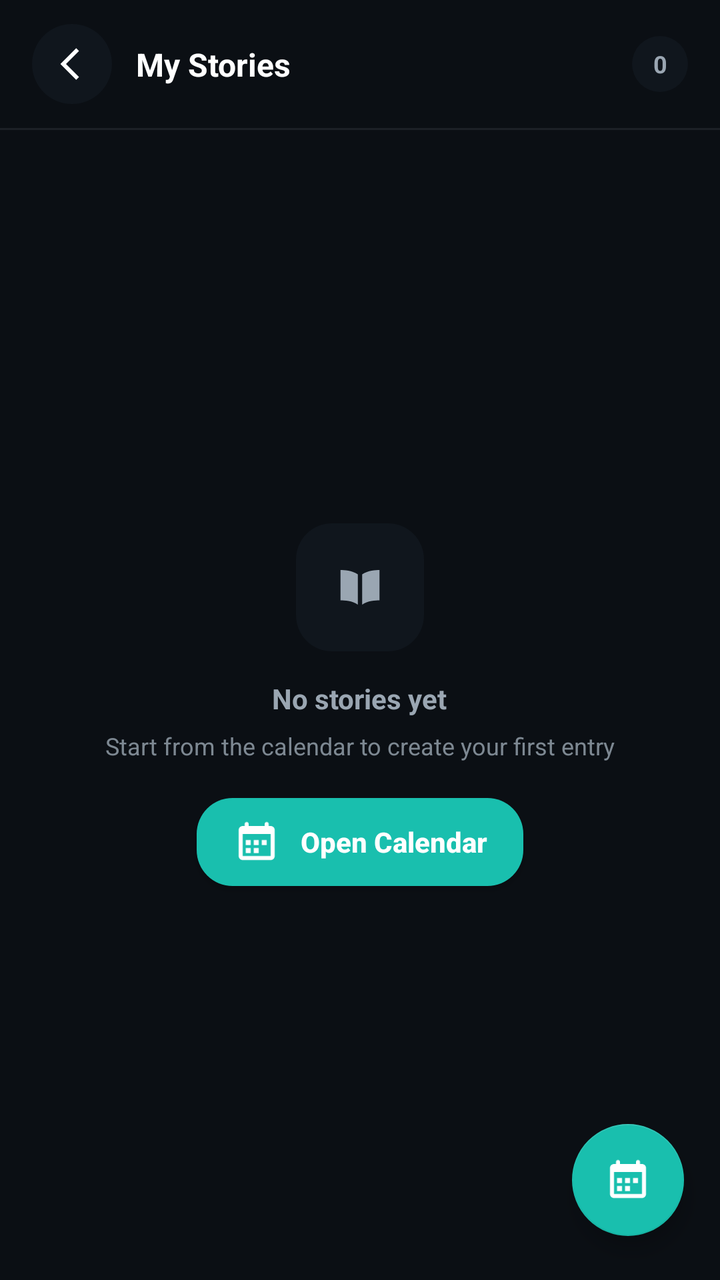
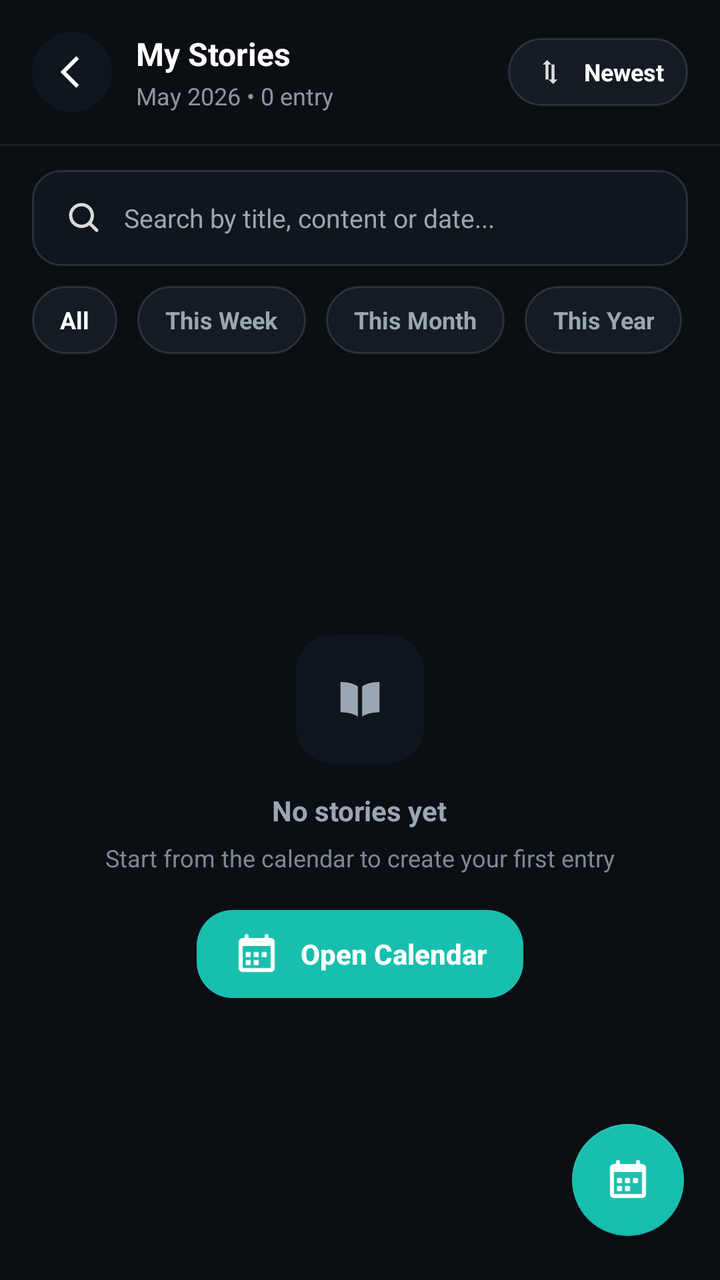

Before-and-after screenshots of an Android layout around one commit, followed by the original layout XML and the change that was made.
<!-- AndroidManifest.xml: application theme Theme.AppCompat.NoActionBar -->
<!-- res/layout/activity_stories_list.xml -->
<?xml version="1.0" encoding="utf-8"?>
<FrameLayout xmlns:android="http://schemas.android.com/apk/res/android"
    xmlns:app="http://schemas.android.com/apk/res-auto"
    android:layout_width="match_parent"
    android:layout_height="match_parent"
    android:background="@color/menu_bg">

    <androidx.constraintlayout.widget.ConstraintLayout
        android:layout_width="match_parent"
        android:layout_height="match_parent">

        
        <androidx.constraintlayout.widget.ConstraintLayout
            android:id="@+id/topBar"
            android:layout_width="0dp"
            android:layout_height="64dp"
            android:paddingStart="16dp"
            android:paddingEnd="16dp"
            app:layout_constraintTop_toTopOf="parent"
            app:layout_constraintStart_toStartOf="parent"
            app:layout_constraintEnd_toEndOf="parent">

            <ImageButton
                android:id="@+id/backButton"
                android:layout_width="40dp"
                android:layout_height="40dp"
                android:background="@drawable/bg_story_back_circle"
                android:contentDescription="Back"
                android:scaleType="center"
                android:src="@drawable/ic_chevron_left_simple"
                android:tint="@color/menu_text_primary"
                app:layout_constraintStart_toStartOf="parent"
                app:layout_constraintTop_toTopOf="parent"
                app:layout_constraintBottom_toBottomOf="parent" />

            <TextView
                android:id="@+id/titleText"
                android:layout_width="0dp"
                android:layout_height="wrap_content"
                android:layout_marginStart="12dp"
                android:text="My Stories"
                android:textColor="@color/menu_text_primary"
                android:textSize="16sp"
                android:textStyle="bold"
                app:layout_constraintStart_toEndOf="@+id/backButton"
                app:layout_constraintEnd_toStartOf="@+id/countBadge"
                app:layout_constraintTop_toTopOf="parent"
                app:layout_constraintBottom_toBottomOf="parent" />

            <TextView
                android:id="@+id/countBadge"
                android:layout_width="28dp"
                android:layout_height="28dp"
                android:background="@drawable/bg_stories_badge"
                android:gravity="center"
                android:text="0"
                android:textColor="@color/menu_text_secondary"
                android:textSize="12sp"
                android:textStyle="bold"
                app:layout_constraintEnd_toEndOf="parent"
                app:layout_constraintTop_toTopOf="parent"
                app:layout_constraintBottom_toBottomOf="parent" />

        </androidx.constraintlayout.widget.ConstraintLayout>

        <View
            android:id="@+id/topDivider"
            android:layout_width="0dp"
            android:layout_height="1dp"
            android:alpha="0.12"
            android:background="@color/menu_text_secondary"
            app:layout_constraintTop_toBottomOf="@+id/topBar"
            app:layout_constraintStart_toStartOf="parent"
            app:layout_constraintEnd_toEndOf="parent" />

        
        <ListView
            android:id="@+id/storiesListView"
            android:layout_width="0dp"
            android:layout_height="0dp"
            android:layout_marginTop="12dp"
            android:divider="@android:color/transparent"
            android:dividerHeight="8dp"
            android:paddingStart="16dp"
            android:paddingEnd="16dp"
            android:clipToPadding="false"
            android:visibility="gone"
            app:layout_constraintTop_toBottomOf="@+id/topDivider"
            app:layout_constraintBottom_toBottomOf="parent"
            app:layout_constraintStart_toStartOf="parent"
            app:layout_constraintEnd_toEndOf="parent" />

        
        <LinearLayout
            android:id="@+id/emptyStateContainer"
            android:layout_width="0dp"
            android:layout_height="0dp"
            android:orientation="vertical"
            android:gravity="center"
            android:paddingStart="22dp"
            android:paddingEnd="22dp"
            app:layout_constraintTop_toBottomOf="@+id/topDivider"
            app:layout_constraintBottom_toBottomOf="parent"
            app:layout_constraintStart_toStartOf="parent"
            app:layout_constraintEnd_toEndOf="parent">

            <FrameLayout
                android:layout_width="64dp"
                android:layout_height="64dp"
                android:background="@drawable/bg_stories_empty_tile">

                <ImageView
                    android:layout_width="26dp"
                    android:layout_height="26dp"
                    android:layout_gravity="center"
                    android:src="@drawable/ic_book_simple"
                    android:tint="@color/menu_text_secondary"
                    android:contentDescription="Empty" />
            </FrameLayout>

            <TextView
                android:layout_width="wrap_content"
                android:layout_height="wrap_content"
                android:layout_marginTop="14dp"
                android:text="No stories yet"
                android:textColor="@color/menu_text_secondary"
                android:textSize="14sp"
                android:textStyle="bold" />

            <TextView
                android:layout_width="wrap_content"
                android:layout_height="wrap_content"
                android:layout_marginTop="6dp"
                android:text="Start from the calendar to create your first entry"
                android:textColor="@color/menu_text_secondary"
                android:textSize="12sp"
                android:alpha="0.8" />

            <Button
                android:id="@+id/openCalendarButton"
                android:layout_width="wrap_content"
                android:layout_height="44dp"
                android:layout_marginTop="18dp"
                android:background="@drawable/bg_story_save_pill"
                android:text="Open Calendar"
                android:textAllCaps="false"
                android:textStyle="bold"
                android:textSize="14sp"
                android:textColor="@color/menu_text_primary"
                android:paddingStart="18dp"
                android:paddingEnd="18dp"
                android:drawableStart="@drawable/ic_calendar_simple"
                android:drawablePadding="10dp" />

        </LinearLayout>

        <com.google.android.material.floatingactionbutton.FloatingActionButton
            android:id="@+id/calendarFab"
            android:layout_width="wrap_content"
            android:layout_height="wrap_content"
            android:layout_marginEnd="18dp"
            android:layout_marginBottom="22dp"
            android:contentDescription="Open Calendar"
            app:srcCompat="@drawable/ic_calendar_simple"
            app:backgroundTint="@color/menu_teal"
            app:tint="@color/menu_text_primary"
            app:layout_constraintEnd_toEndOf="parent"
            app:layout_constraintBottom_toBottomOf="parent" />

    </androidx.constraintlayout.widget.ConstraintLayout>

</FrameLayout>
<!-- resources referenced by this layout -->
<resources>
  <color name="menu_bg">#FF0B0F14</color>
  <color name="menu_teal">#FF19BFAE</color>
  <color name="menu_text_primary">#FFFFFFFF</color>
  <color name="menu_text_secondary">#FF9AA6B2</color>
  <!-- drawable bg_stories_badge (drawable) -->
  <?xml version="1.0" encoding="utf-8"?>
  <shape xmlns:android="http://schemas.android.com/apk/res/android" android:shape="oval">
      <solid android:color="@color/menu_surface_alt" />
  </shape>
  <!-- drawable bg_stories_empty_tile (drawable) -->
  <?xml version="1.0" encoding="utf-8"?>
  <shape xmlns:android="http://schemas.android.com/apk/res/android" android:shape="rectangle">
      <solid android:color="@color/menu_surface_alt" />
      <corners android:radius="18dp" />
  </shape>
  <!-- drawable bg_story_back_circle (drawable) -->
  <?xml version="1.0" encoding="utf-8"?>
  <shape xmlns:android="http://schemas.android.com/apk/res/android" android:shape="oval">
      <solid android:color="@color/menu_surface_alt" />
  </shape>
  <!-- drawable bg_story_save_pill (drawable) -->
  <?xml version="1.0" encoding="utf-8"?>
  <shape xmlns:android="http://schemas.android.com/apk/res/android" android:shape="rectangle">
      <solid android:color="@color/menu_teal" />
      <corners android:radius="18dp" />
  </shape>
  <color name="menu_surface_alt">#FF10161D</color>
  <!-- unchanged entries left out for length: 3 -->
</resources>

<!-- the commit's change to res/layout/activity_stories_list.xml (unified diff, before → after) -->
@@ -13,7 +13,7 @@
         <androidx.constraintlayout.widget.ConstraintLayout
             android:id="@+id/topBar"
             android:layout_width="0dp"
-            android:layout_height="64dp"
+            android:layout_height="72dp"
             android:paddingStart="16dp"
             android:paddingEnd="16dp"
             app:layout_constraintTop_toTopOf="parent"
@@ -33,28 +33,50 @@
                 app:layout_constraintTop_toTopOf="parent"
                 app:layout_constraintBottom_toBottomOf="parent" />
 
-            <TextView
-                android:id="@+id/titleText"
+            <LinearLayout
+                android:id="@+id/titleBlock"
                 android:layout_width="0dp"
                 android:layout_height="wrap_content"
                 android:layout_marginStart="12dp"
-                android:text="My Stories"
+                android:orientation="vertical"
+                app:layout_constraintStart_toEndOf="@+id/backButton"
+                app:layout_constraintEnd_toStartOf="@+id/sortButton"
+                app:layout_constraintTop_toTopOf="parent"
+                app:layout_constraintBottom_toBottomOf="parent">
+
+                <TextView
+                    android:id="@+id/titleText"
+                    android:layout_width="wrap_content"
+                    android:layout_height="wrap_content"
+                    android:text="My Stories"
+                    android:textColor="@color/menu_text_primary"
+                    android:textSize="16sp"
+                    android:textStyle="bold" />
+
+                <TextView
+                    android:id="@+id/subtitleText"
+                    android:layout_width="wrap_content"
+                    android:layout_height="wrap_content"
+                    android:layout_marginTop="2dp"
+                    android:text="May 2026 • 0 entry"
+                    android:textColor="@color/menu_text_secondary"
+                    android:textSize="12sp"
+                    android:alpha="0.9" />
+            </LinearLayout>
+
+            <TextView
+                android:id="@+id/sortButton"
+                android:layout_width="wrap_content"
+                android:layout_height="34dp"
+                android:background="@drawable/bg_stories_sort_pill"
+                android:gravity="center_vertical"
+                android:paddingStart="12dp"
+                android:paddingEnd="12dp"
+                android:drawableStart="@drawable/ic_sort_simple"
+                android:drawablePadding="8dp"
+                android:text="Newest"
+                android:textAllCaps="false"
                 android:textColor="@color/menu_text_primary"
-                android:textSize="16sp"
-                android:textStyle="bold"
-                app:layout_constraintStart_toEndOf="@+id/backButton"
-                app:layout_constraintEnd_toStartOf="@+id/countBadge"
-                app:layout_constraintTop_toTopOf="parent"
-                app:layout_constraintBottom_toBottomOf="parent" />
-
-            <TextView
-                android:id="@+id/countBadge"
-                android:layout_width="28dp"
-                android:layout_height="28dp"
-                android:background="@drawable/bg_stories_badge"
-                android:gravity="center"
-                android:text="0"
-                android:textColor="@color/menu_text_secondary"
                 android:textSize="12sp"
                 android:textStyle="bold"
                 app:layout_constraintEnd_toEndOf="parent"
@@ -72,6 +94,103 @@
             app:layout_constraintTop_toBottomOf="@+id/topBar"
             app:layout_constraintStart_toStartOf="parent"
             app:layout_constraintEnd_toEndOf="parent" />
+
+        
+        <EditText
+            android:id="@+id/searchEditText"
+            android:layout_width="0dp"
+            android:layout_height="48dp"
+            android:layout_marginStart="16dp"
+            android:layout_marginEnd="16dp"
+            android:layout_marginTop="12dp"
+            android:background="@drawable/bg_login_input"
+            android:hint="Search by title, content or date..."
+            android:importantForAutofill="no"
+            android:inputType="text"
+            android:maxLines="1"
+            android:paddingStart="16dp"
+            android:paddingEnd="16dp"
+            android:drawableStart="@drawable/ic_search_simple"
+            android:drawablePadding="10dp"
+            android:textColor="@color/menu_text_primary"
+            android:textColorHint="@color/menu_text_secondary"
+            android:textSize="13sp"
+            app:layout_constraintTop_toBottomOf="@+id/topDivider"
+            app:layout_constraintStart_toStartOf="parent"
+            app:layout_constraintEnd_toEndOf="parent" />
+
+        
+        <LinearLayout
+            android:id="@+id/filtersRow"
+            android:layout_width="0dp"
+            android:layout_height="wrap_content"
+            android:layout_marginStart="16dp"
+            android:layout_marginEnd="16dp"
+            android:layout_marginTop="10dp"
+            android:orientation="horizontal"
+            app:layout_constraintTop_toBottomOf="@+id/searchEditText"
+            app:layout_constraintStart_toStartOf="parent"
+            app:layout_constraintEnd_toEndOf="parent">
+
+            <TextView
+                android:id="@+id/filterAll"
+                android:layout_width="wrap_content"
+                android:layout_height="34dp"
+                android:background="@drawable/bg_stories_chip"
+                android:gravity="center"
+                android:paddingStart="14dp"
+                android:paddingEnd="14dp"
+                android:text="All"
+                android:textAllCaps="false"
+                android:textColor="@color/menu_text_primary"
+                android:textSize="12sp"
+                android:textStyle="bold" />
+
+            <TextView
+                android:id="@+id/filterWeek"
+                android:layout_width="wrap_content"
+                android:layout_height="34dp"
+                android:layout_marginStart="10dp"
+                android:background="@drawable/bg_stories_chip"
+                android:gravity="center"
+                android:paddingStart="14dp"
+                android:paddingEnd="14dp"
+                android:text="This Week"
+                android:textAllCaps="false"
+                android:textColor="@color/menu_text_secondary"
+                android:textSize="12sp"
+                android:textStyle="bold" />
+
+            <TextView
+                android:id="@+id/filterMonth"
+                android:layout_width="wrap_content"
+                android:layout_height="34dp"
+                android:layout_marginStart="10dp"
+                android:background="@drawable/bg_stories_chip"
+                android:gravity="center"
+                android:paddingStart="14dp"
+                android:paddingEnd="14dp"
+                android:text="This Month"
+                android:textAllCaps="false"
+                android:textColor="@color/menu_text_secondary"
+                android:textSize="12sp"
+                android:textStyle="bold" />
+
+            <TextView
+                android:id="@+id/filterYear"
+                android:layout_width="wrap_content"
+                android:layout_height="34dp"
+                android:layout_marginStart="10dp"
+                android:background="@drawable/bg_stories_chip"
+                android:gravity="center"
+                android:paddingStart="14dp"
+                android:paddingEnd="14dp"
+                android:text="This Year"
+                android:textAllCaps="false"
+                android:textColor="@color/menu_text_secondary"
+                android:textSize="12sp"
+                android:textStyle="bold" />
+        </LinearLayout>
 
         
         <ListView
@@ -85,7 +204,7 @@
             android:paddingEnd="16dp"
             android:clipToPadding="false"
             android:visibility="gone"
-            app:layout_constraintTop_toBottomOf="@+id/topDivider"
+            app:layout_constraintTop_toBottomOf="@+id/filtersRow"
             app:layout_constraintBottom_toBottomOf="parent"
             app:layout_constraintStart_toStartOf="parent"
             app:layout_constraintEnd_toEndOf="parent" />
@@ -99,7 +218,7 @@
             android:gravity="center"
             android:paddingStart="22dp"
             android:paddingEnd="22dp"
-            app:layout_constraintTop_toBottomOf="@+id/topDivider"
+            app:layout_constraintTop_toBottomOf="@+id/filtersRow"
             app:layout_constraintBottom_toBottomOf="parent"
             app:layout_constraintStart_toStartOf="parent"
             app:layout_constraintEnd_toEndOf="parent">
<!-- resource entries referenced after the edit -->
@@ -4,16 +4,31 @@
   <color name="menu_teal">#FF19BFAE</color>
   <color name="menu_text_primary">#FFFFFFFF</color>
   <color name="menu_text_secondary">#FF9AA6B2</color>
-  <!-- drawable bg_stories_badge (drawable) -->
+  <!-- drawable bg_login_input (drawable) -->
   <?xml version="1.0" encoding="utf-8"?>
-  <shape xmlns:android="http://schemas.android.com/apk/res/android" android:shape="oval">
+  <shape xmlns:android="http://schemas.android.com/apk/res/android">
       <solid android:color="@color/menu_surface_alt" />
+      <corners android:radius="14dp" />
+      <stroke android:width="1dp" android:color="#1FFFFFFF" />
   </shape>
+  <!-- drawable bg_stories_chip (drawable) -->
+  <?xml version="1.0" encoding="utf-8"?>
+  <selector xmlns:android="http://schemas.android.com/apk/res/android">
+      <item android:state_selected="true" android:drawable="@drawable/bg_stories_chip_selected" />
+      <item android:drawable="@drawable/bg_stories_chip_unselected" />
+  </selector>
   <!-- drawable bg_stories_empty_tile (drawable) -->
   <?xml version="1.0" encoding="utf-8"?>
   <shape xmlns:android="http://schemas.android.com/apk/res/android" android:shape="rectangle">
       <solid android:color="@color/menu_surface_alt" />
       <corners android:radius="18dp" />
+  </shape>
+  <!-- drawable bg_stories_sort_pill (drawable) -->
+  <?xml version="1.0" encoding="utf-8"?>
+  <shape xmlns:android="http://schemas.android.com/apk/res/android">
+      <solid android:color="@color/menu_surface" />
+      <corners android:radius="999dp" />
+      <stroke android:width="1dp" android:color="#1FFFFFFF" />
   </shape>
   <!-- drawable bg_story_back_circle (drawable) -->
   <?xml version="1.0" encoding="utf-8"?>
@@ -26,7 +41,45 @@
       <solid android:color="@color/menu_teal" />
       <corners android:radius="18dp" />
   </shape>
+  <!-- drawable ic_search_simple (drawable) -->
+  <?xml version="1.0" encoding="utf-8"?>
+  <vector xmlns:android="http://schemas.android.com/apk/res/android"
+      android:width="20dp"
+      android:height="20dp"
+      android:viewportWidth="24"
+      android:viewportHeight="24">
+      <path
+          android:fillColor="#FFFFFFFF"
+          android:fillAlpha="0.85"
+          android:pathData="M10.5,3C6.36,3 3,6.36 3,10.5c0,4.14 3.36,7.5 7.5,7.5c1.77,0 3.4,-0.61 4.69,-1.63l3.72,3.72c0.39,0.39 1.02,0.39 1.41,0c0.39,-0.39 0.39,-1.02 0,-1.41l-3.72,-3.72C17.39,13.9 18,12.27 18,10.5C18,6.36 14.64,3 10.5,3zM10.5,5c3.04,0 5.5,2.46 5.5,5.5S13.54,16 10.5,16S5,13.54 5,10.5S7.46,5 10.5,5z" />
+  </vector>
+  <!-- drawable ic_sort_simple (drawable) -->
+  <?xml version="1.0" encoding="utf-8"?>
+  <vector xmlns:android="http://schemas.android.com/apk/res/android"
+      android:width="18dp"
+      android:height="18dp"
+      android:viewportWidth="24"
+      android:viewportHeight="24">
+      <path
+          android:fillColor="#FFFFFFFF"
+          android:fillAlpha="0.85"
+          android:pathData="M7,7l3,-3l3,3h-2v10h-2V7H7zm10,10l-3,3l-3,-3h2V7h2v10h2z" />
+  </vector>
   <color name="menu_surface_alt">#FF10161D</color>
+  <!-- drawable bg_stories_chip_selected (drawable) -->
+  <?xml version="1.0" encoding="utf-8"?>
+  <shape xmlns:android="http://schemas.android.com/apk/res/android">
+      <solid android:color="@color/menu_teal" />
+      <corners android:radius="999dp" />
+  </shape>
+  <!-- drawable bg_stories_chip_unselected (drawable) -->
+  <?xml version="1.0" encoding="utf-8"?>
+  <shape xmlns:android="http://schemas.android.com/apk/res/android">
+      <solid android:color="@color/menu_surface" />
+      <corners android:radius="999dp" />
+      <stroke android:width="1dp" android:color="#1FFFFFFF" />
+  </shape>
+  <color name="menu_surface">#FF141B22</color>
   <!-- unchanged entries left out for length: 3 -->
 </resources>
 
